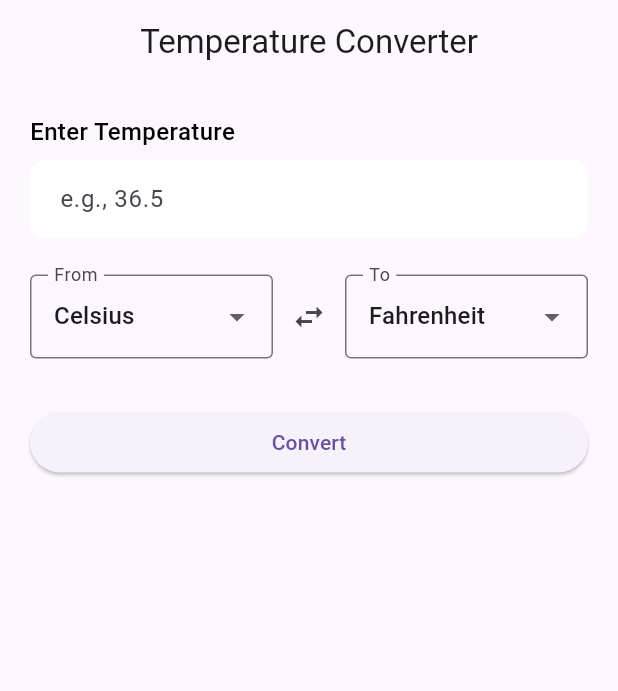
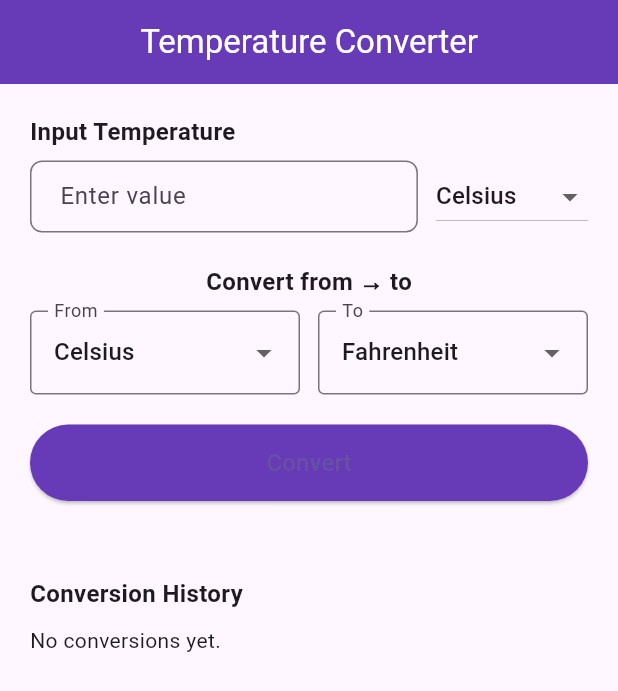
Before and after one commit to Berko-Adepa-Agnes/temperature_converter_flutter-app, a Flutter app: the screen it shows after launch, on a phone screen of 412 x 824 dp. Shown: the top 691 px of the screen. Run offline on Flutter 3.47's test engine with Material 3 defaults, Android fonts, the phone set to English and light mode, and no system bars.

Commit message:
Add full working temperature converter app with animations and history

```diff
--- a/lib/screens/home_screen.dart
+++ b/lib/screens/home_screen.dart
@@ -1,6 +1,8 @@
 import 'package:flutter/material.dart';
 import '../widgets/temperature_input.dart';
 import '../widgets/conversion_selector.dart';
+import '../widgets/history_list.dart';
+import '../models/conversion_history.dart';
 
 class HomeScreen extends StatefulWidget {
   const HomeScreen({super.key});
@@ -10,62 +12,70 @@ class HomeScreen extends StatefulWidget {
 }
 
 class _HomeScreenState extends State<HomeScreen> {
-  final TextEditingController _temperatureController = TextEditingController();
+  final _inputController = TextEditingController();
+  final List<String> _units = ['Celsius', 'Fahrenheit', 'Kelvin'];
   String _fromUnit = 'Celsius';
   String _toUnit = 'Fahrenheit';
   String _result = '';
-  String _errorMessage = '';
+  final List<ConversionHistory> _history = [];
 
   void _convertTemperature() {
-    final input = _temperatureController.text;
-
-    if (input.isEmpty) {
+    double inputValue;
+    try {
+      inputValue = double.parse(_inputController.text);
+    } catch (_) {
       setState(() {
-        _errorMessage = 'Please enter a value';
-        _result = '';
+        _result = 'Please enter a valid number';
       });
       return;
     }
 
-    final double? value = double.tryParse(input);
-    if (value == null) {
-      setState(() {
-        _errorMessage = 'Invalid number';
-        _result = '';
-      });
-      return;
-    }
-
-    double converted;
-    if (_fromUnit == _toUnit) {
-      converted = value;
-    } else if (_fromUnit == 'Celsius') {
-      converted = _toUnit == 'Fahrenheit'
-          ? value * 9 / 5 + 32
-          : value + 273.15;
-    } else if (_fromUnit == 'Fahrenheit') {
-      converted = _toUnit == 'Celsius'
-          ? (value - 32) * 5 / 9
-          : (value - 32) * 5 / 9 + 273.15;
-    } else {
-      converted = _toUnit == 'Celsius'
-          ? value - 273.15
-          : (value - 273.15) * 9 / 5 + 32;
-    }
+    double output = _performConversion(inputValue, _fromUnit, _toUnit);
 
     setState(() {
-      _errorMessage = '';
-      _result = '$value °$_fromUnit = ${converted.toStringAsFixed(2)} °$_toUnit';
+      _result = '${output.toStringAsFixed(2)}° $_toUnit';
+      _history.insert(
+        0,
+        ConversionHistory(
+          inputValue: inputValue,
+          fromUnit: _fromUnit,
+          toUnit: _toUnit,
+          result: output,
+          timestamp: DateTime.now(),
+        ),
+      );
     });
   }
 
-  void _swapUnits() {
+  double _performConversion(double value, String from, String to) {
+    if (from == to) return value;
+
+    if (from == 'Celsius') {
+      if (to == 'Fahrenheit') return (value * 9 / 5) + 32;
+      if (to == 'Kelvin') return value + 273.15;
+    } else if (from == 'Fahrenheit') {
+      if (to == 'Celsius') return (value - 32) * 5 / 9;
+      if (to == 'Kelvin') return ((value - 32) * 5 / 9) + 273.15;
+    } else if (from == 'Kelvin') {
+      if (to == 'Celsius') return value - 273.15;
+      if (to == 'Fahrenheit') return ((value - 273.15) * 9 / 5) + 32;
+    }
+    return value;
+  }
+
+  void _loadFromHistory(ConversionHistory item) {
     setState(() {
-      final temp = _fromUnit;
-      _fromUnit = _toUnit;
-      _toUnit = temp;
+      _inputController.text = item.inputValue.toString();
+      _fromUnit = item.fromUnit;
+      _toUnit = item.toUnit;
+      _result = '${item.result.toStringAsFixed(2)}° ${item.toUnit}';
     });
-    _convertTemperature();
+  }
+
+  @override
+  void dispose() {
+    _inputController.dispose();
+    super.dispose();
   }
 
   @override
@@ -74,46 +84,65 @@ class _HomeScreenState extends State<HomeScreen> {
       appBar: AppBar(
         title: const Text('Temperature Converter'),
         centerTitle: true,
+        backgroundColor: Colors.deepPurple,
+        foregroundColor: Colors.white,
       ),
-      body: SingleChildScrollView(
+      body: Padding(
         padding: const EdgeInsets.all(20),
-        child: Column(
-          crossAxisAlignment: CrossAxisAlignment.stretch,
+        child: ListView(
           children: [
             TemperatureInput(
-              controller: _temperatureController,
-              errorMessage: _errorMessage,
-              onChanged: (value) {
-                if (_errorMessage.isNotEmpty) {
-                  setState(() {
-                    _errorMessage = '';
-                  });
-                }
-              },
+              controller: _inputController,
+              label: 'Input Temperature',
+              selectedUnit: _fromUnit,
+              units: _units,
+              onUnitChanged: (value) => setState(() => _fromUnit = value!),
             ),
-            const SizedBox(height: 24),
+            const SizedBox(height: 20),
             ConversionSelector(
+              units: _units,
               fromUnit: _fromUnit,
               toUnit: _toUnit,
-              onFromUnitChanged: (unit) => setState(() => _fromUnit = unit),
-              onToUnitChanged: (unit) => setState(() => _toUnit = unit),
-              onSwap: _swapUnits,
+              onFromChanged: (value) => setState(() => _fromUnit = value!),
+              onToChanged: (value) => setState(() => _toUnit = value!),
             ),
-            const SizedBox(height: 32),
+            const SizedBox(height: 20),
             ElevatedButton(
               onPressed: _convertTemperature,
-              child: const Text('Convert'),
+              style: ElevatedButton.styleFrom(
+                backgroundColor: Colors.deepPurple,
+                padding: const EdgeInsets.symmetric(vertical: 14),
+              ),
+              child: const Text('Convert', style: TextStyle(fontSize: 16)),
             ),
-            const SizedBox(height: 24),
+            const SizedBox(height: 20),
             if (_result.isNotEmpty)
-              Text(
-                _result,
-                style: const TextStyle(
-                  fontSize: 20,
-                  fontWeight: FontWeight.bold,
+              Container(
+                padding: const EdgeInsets.all(16),
+                decoration: BoxDecoration(
+                  color: Colors.deepPurple.shade50,
+                  borderRadius: BorderRadius.circular(8),
+                  border: Border.all(color: Colors.deepPurple),
                 ),
-                textAlign: TextAlign.center,
+                child: Text(
+                  'Result: $_result',
+                  style: const TextStyle(
+                    fontSize: 18,
+                    fontWeight: FontWeight.bold,
+                    color: Colors.deepPurple,
+                  ),
+                ),
               ),
+            const SizedBox(height: 30),
+            const Text(
+              'Conversion History',
+              style: TextStyle(fontSize: 16, fontWeight: FontWeight.bold),
+            ),
+            const SizedBox(height: 10),
+            if (_history.isEmpty) const Text('No conversions yet.'),
+            if (_history.isNotEmpty)
+              HistoryList(
+                  history: _history, onHistoryItemTap: _loadFromHistory),
           ],
         ),
       ),
--- a/lib/widgets/conversion_selector.dart
+++ b/lib/widgets/conversion_selector.dart
@@ -1,60 +1,53 @@
 import 'package:flutter/material.dart';
 
 class ConversionSelector extends StatelessWidget {
+  final List<String> units;
   final String fromUnit;
   final String toUnit;
-  final void Function(String) onFromUnitChanged;
-  final void Function(String) onToUnitChanged;
-  final VoidCallback onSwap;
+  final void Function(String?) onFromChanged;
+  final void Function(String?) onToChanged;
 
   const ConversionSelector({
     super.key,
+    required this.units,
     required this.fromUnit,
     required this.toUnit,
-    required this.onFromUnitChanged,
-    required this.onToUnitChanged,
-    required this.onSwap,
+    required this.onFromChanged,
+    required this.onToChanged,
   });
 
   @override
   Widget build(BuildContext context) {
-    final units = ['Celsius', 'Fahrenheit', 'Kelvin'];
-
     return Column(
       children: [
+        const Text(
+          'Convert from → to',
+          style: TextStyle(fontWeight: FontWeight.bold, fontSize: 16),
+        ),
+        const SizedBox(height: 8),
         Row(
           children: [
             Expanded(
               child: DropdownButtonFormField<String>(
                 value: fromUnit,
-                items: units.map((unit) => DropdownMenuItem(
-                  value: unit,
-                  child: Text(unit),
-                )).toList(),
-                onChanged: (value) {
-                  if (value != null) onFromUnitChanged(value);
-                },
+                items: units.map((unit) {
+                  return DropdownMenuItem(value: unit, child: Text(unit));
+                }).toList(),
+                onChanged: onFromChanged,
                 decoration: const InputDecoration(
                   labelText: 'From',
                   border: OutlineInputBorder(),
                 ),
               ),
             ),
-            IconButton(
-              icon: const Icon(Icons.swap_horiz),
-              onPressed: onSwap,
-              tooltip: 'Swap',
-            ),
+            const SizedBox(width: 12),
             Expanded(
               child: DropdownButtonFormField<String>(
                 value: toUnit,
-                items: units.map((unit) => DropdownMenuItem(
-                  value: unit,
-                  child: Text(unit),
-                )).toList(),
-                onChanged: (value) {
-                  if (value != null) onToUnitChanged(value);
-                },
+                items: units.map((unit) {
+                  return DropdownMenuItem(value: unit, child: Text(unit));
+                }).toList(),
+                onChanged: onToChanged,
                 decoration: const InputDecoration(
                   labelText: 'To',
                   border: OutlineInputBorder(),
--- a/lib/widgets/temperature_input.dart
+++ b/lib/widgets/temperature_input.dart
@@ -2,14 +2,18 @@ import 'package:flutter/material.dart';
 
 class TemperatureInput extends StatelessWidget {
   final TextEditingController controller;
-  final String errorMessage;
-  final void Function(String) onChanged;
+  final String label;
+  final String selectedUnit;
+  final List<String> units;
+  final void Function(String?) onUnitChanged;
 
   const TemperatureInput({
     super.key,
     required this.controller,
-    required this.errorMessage,
-    required this.onChanged,
+    required this.label,
+    required this.selectedUnit,
+    required this.units,
+    required this.onUnitChanged,
   });
 
   @override
@@ -17,30 +21,39 @@ class TemperatureInput extends StatelessWidget {
     return Column(
       crossAxisAlignment: CrossAxisAlignment.start,
       children: [
-        const Text(
-          'Enter Temperature',
-          style: TextStyle(
-            fontSize: 16,
-            fontWeight: FontWeight.w500,
-            color: Colors.black,
-          ),
+        Text(
+          label,
+          style: const TextStyle(fontSize: 16, fontWeight: FontWeight.bold),
         ),
         const SizedBox(height: 8),
-        TextField(
-          controller: controller,
-          keyboardType: TextInputType.number,
-          onChanged: onChanged,
-          decoration: InputDecoration(
-            hintText: 'e.g., 36.5',
-            errorText: errorMessage.isNotEmpty ? errorMessage : null,
-            filled: true,
-            fillColor: Colors.white,
-            border: OutlineInputBorder(
-              borderRadius: BorderRadius.circular(10),
-              borderSide: BorderSide.none,
+        Row(
+          children: [
+            Expanded(
+              child: TextField(
+                controller: controller,
+                keyboardType: TextInputType.number,
+                decoration: InputDecoration(
+                  hintText: 'Enter value',
+                  border: OutlineInputBorder(
+                    borderRadius: BorderRadius.circular(8),
+                  ),
+                  contentPadding:
+                      const EdgeInsets.symmetric(vertical: 12, horizontal: 16),
+                ),
+              ),
             ),
-            contentPadding: const EdgeInsets.symmetric(horizontal: 16, vertical: 14),
-          ),
+            const SizedBox(width: 12),
+            DropdownButton<String>(
+              value: selectedUnit,
+              items: units.map((unit) {
+                return DropdownMenuItem(
+                  value: unit,
+                  child: Text(unit),
+                );
+              }).toList(),
+              onChanged: onUnitChanged,
+            ),
+          ],
         ),
       ],
     );
```
Also changed, not shown: lib/models/conversion_history.dart (+0 -23 lines).
